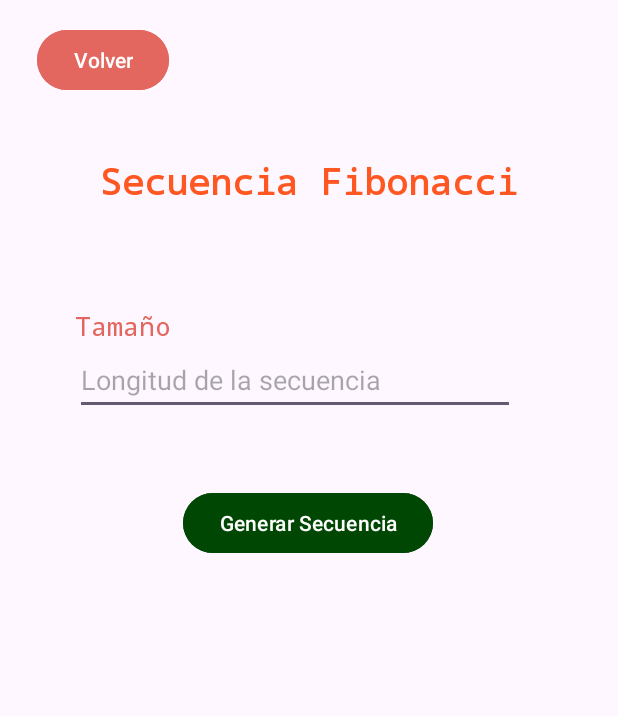
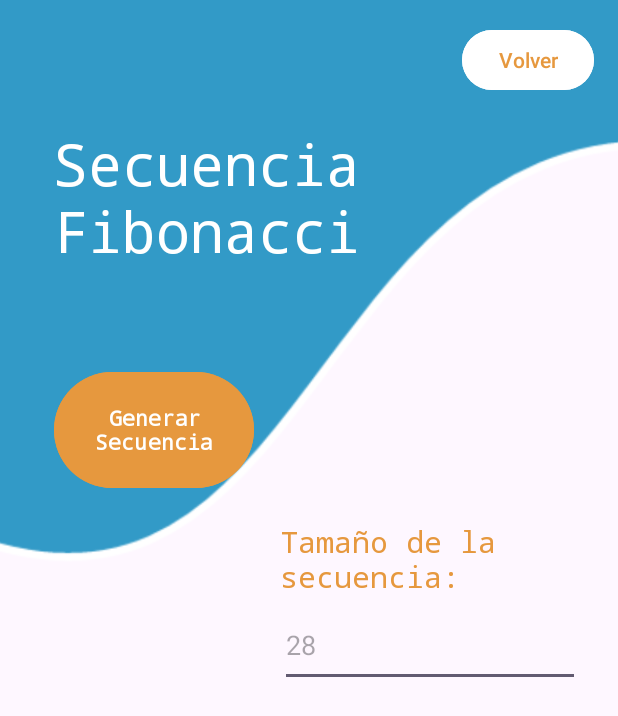
Before and after one commit to SantiagoBulla/AppsKotlinSena, an Android app: the Fibonacci screen opened directly, with no data from a screen before it, on a phone screen of 412 x 824 dp. Shown: the top 716 px of the screen. Run offline under Robolectric (Android 15) with nearby library versions, the phone set to English and light mode, and no system bars.

Commit message:
modificacion fibonacci

```diff
--- a/FirstApp/app/src/main/res/layout/activity_calculadora.xml
+++ b/FirstApp/app/src/main/res/layout/activity_calculadora.xml
@@ -51,14 +51,6 @@
         app:srcCompat="@drawable/picture1"
         tools:layout_editor_absoluteX="-9dp" />
 
-    <ImageView
-        android:id="@+id/imageView3"
-        android:layout_width="429dp"
-        android:layout_height="536dp"
-        android:layout_marginBottom="416dp"
-        app:layout_constraintBottom_toBottomOf="parent"
-        app:srcCompat="@drawable/picture1"
-        tools:layout_editor_absoluteX="-9dp" />
 
     <TextView
         android:id="@+id/textView2"
--- a/FirstApp/app/src/main/res/layout/activity_fibonacci.xml
+++ b/FirstApp/app/src/main/res/layout/activity_fibonacci.xml
@@ -21,89 +21,120 @@
         android:orientation="horizontal"
         app:layout_constraintGuide_percent="0.2" />
 
-    <TextView
-        android:id="@+id/textView4"
+    <androidx.constraintlayout.widget.Guideline
+        android:id="@+id/guideline14"
         android:layout_width="wrap_content"
         android:layout_height="wrap_content"
-        android:fontFamily="monospace"
-        android:text="Secuencia Fibonacci"
-        android:textColor="#FF5722"
-        android:textSize="24dp"
-        android:textStyle="bold"
-        app:layout_constraintBottom_toTopOf="@+id/guideline2"
+        android:orientation="horizontal"
+        app:layout_constraintGuide_percent="0.4" />
+
+    <androidx.constraintlayout.widget.Guideline
+        android:id="@+id/guideline15"
+        android:layout_width="wrap_content"
+        android:layout_height="wrap_content"
+        android:orientation="horizontal"
+        app:layout_constraintGuide_percent="0.6" />
+
+    <ImageView
+        android:id="@+id/imageView"
+        android:layout_width="463dp"
+        android:layout_height="545dp"
+        android:layout_marginBottom="416dp"
+        app:layout_constraintBottom_toBottomOf="parent"
         app:layout_constraintEnd_toEndOf="parent"
         app:layout_constraintStart_toStartOf="parent"
-        app:layout_constraintTop_toTopOf="parent"
-        app:layout_constraintVertical_bias="0.789" />
+        app:srcCompat="@drawable/picture1" />
 
     <Button
         android:id="@+id/buttonFiboVolver"
         android:layout_width="wrap_content"
         android:layout_height="wrap_content"
         android:layout_marginTop="16dp"
-        android:backgroundTint="#E3675E"
+        android:backgroundTint="#FFFFFF"
         android:text="Volver"
+        android:textColor="#e6983e"
         app:layout_constraintBottom_toTopOf="@+id/guideline2"
         app:layout_constraintEnd_toEndOf="parent"
-        app:layout_constraintHorizontal_bias="0.077"
+        app:layout_constraintHorizontal_bias="0.95"
         app:layout_constraintStart_toStartOf="parent"
         app:layout_constraintTop_toTopOf="parent"
         app:layout_constraintVertical_bias="0.0" />
 
+    <Button
+        android:id="@+id/buttonGenerarFibo"
+        android:layout_width="133dp"
+        android:layout_height="85dp"
+        android:backgroundTint="#e6983e"
+        android:fontFamily="monospace"
+        android:text="Generar Secuencia"
+        android:textColor="#FFFFFF"
+        android:textStyle="bold"
+        app:layout_constraintBottom_toBottomOf="parent"
+        app:layout_constraintEnd_toEndOf="parent"
+        app:layout_constraintHorizontal_bias="0.129"
+        app:layout_constraintStart_toStartOf="parent"
+        app:layout_constraintTop_toTopOf="@+id/guideline2"
+        app:layout_constraintVertical_bias="0.138" />
+
+    <TextView
+        android:id="@+id/textViewRtaFibo"
+        android:layout_width="352dp"
+        android:layout_height="320dp"
+        android:fontFamily="monospace"
+        android:textAppearance="@style/TextAppearance.AppCompat.Medium"
+        android:textColor="#e6983e"
+        app:layout_constraintBottom_toBottomOf="parent"
+        app:layout_constraintEnd_toEndOf="parent"
+        app:layout_constraintHorizontal_bias="0.528"
+        app:layout_constraintStart_toStartOf="parent"
+        app:layout_constraintTop_toBottomOf="@+id/buttonGenerarFibo"
+        app:layout_constraintVertical_bias="0.822"
+        tools:text="Resultado" />
+
+    <TextView
+        android:id="@+id/textView4"
+        android:layout_width="221dp"
+        android:layout_height="123dp"
+        android:fontFamily="monospace"
+        android:text="Secuencia Fibonacci"
+        android:textColor="#ffffff"
+        android:textSize="38sp"
+        android:typeface="monospace"
+        app:layout_constraintBottom_toTopOf="@+id/guideline14"
+        app:layout_constraintEnd_toEndOf="parent"
+        app:layout_constraintHorizontal_bias="0.19"
+        app:layout_constraintStart_toStartOf="parent"
+        app:layout_constraintTop_toTopOf="parent"
+        app:layout_constraintVertical_bias="0.406" />
+
     <TextView
         android:id="@+id/textView7"
-        android:layout_width="wrap_content"
-        android:layout_height="wrap_content"
-        android:layout_marginTop="40dp"
+        android:layout_width="200dp"
+        android:layout_height="55dp"
         android:fontFamily="monospace"
-        android:text="Tamaño "
-        android:textColor="#E3675E"
-        android:textSize="18sp"
-        app:layout_constraintEnd_toEndOf="@+id/editTextNumberSignedTamano"
-        app:layout_constraintHorizontal_bias="0.0"
-        app:layout_constraintStart_toStartOf="@+id/editTextNumberSignedTamano"
-        app:layout_constraintTop_toTopOf="@+id/guideline2" />
+        android:text="Tamaño de la secuencia:"
+        android:textColor="#e6983e"
+        android:textSize="20sp"
+        android:typeface="monospace"
+        app:layout_constraintBottom_toTopOf="@+id/guideline15"
+        app:layout_constraintEnd_toEndOf="parent"
+        app:layout_constraintHorizontal_bias="0.88"
+        app:layout_constraintStart_toStartOf="parent"
+        app:layout_constraintTop_toTopOf="@+id/guideline14"
+        app:layout_constraintVertical_bias="0.166" />
 
     <EditText
         android:id="@+id/editTextNumberSignedTamano"
-        android:layout_width="293dp"
-        android:layout_height="46dp"
-        android:layout_marginTop="48dp"
+        android:layout_width="200dp"
+        android:layout_height="55dp"
         android:ems="10"
-        android:hint="Longitud de la secuencia"
-        android:inputType="numberSigned"
-        app:layout_constraintBottom_toBottomOf="parent"
+        android:hint="28"
+        android:inputType="number"
+        app:layout_constraintBottom_toTopOf="@+id/guideline15"
         app:layout_constraintEnd_toEndOf="parent"
-        app:layout_constraintHorizontal_bias="0.423"
+        app:layout_constraintHorizontal_bias="0.881"
         app:layout_constraintStart_toStartOf="parent"
-        app:layout_constraintTop_toTopOf="@+id/guideline2"
-        app:layout_constraintVertical_bias="0.032" />
-
-    <Button
-        android:id="@+id/buttonGenerarFibo"
-        android:layout_width="wrap_content"
-        android:layout_height="wrap_content"
-        android:backgroundTint="#004703"
-        android:text="Generar Secuencia"
-        app:layout_constraintBottom_toBottomOf="parent"
-        app:layout_constraintEnd_toEndOf="parent"
-        app:layout_constraintHorizontal_bias="0.497"
-        app:layout_constraintStart_toStartOf="parent"
-        app:layout_constraintTop_toTopOf="@+id/guideline2"
-        app:layout_constraintVertical_bias="0.262" />
-
-    <TextView
-        android:id="@+id/textViewRtaFibo"
-        android:layout_width="308dp"
-        android:layout_height="367dp"
-        android:fontFamily="monospace"
-        android:textAppearance="@style/TextAppearance.AppCompat.Medium"
-        android:textColor="#FF5722"
-        app:layout_constraintBottom_toBottomOf="parent"
-        app:layout_constraintEnd_toEndOf="parent"
-        app:layout_constraintHorizontal_bias="0.485"
-        app:layout_constraintStart_toStartOf="parent"
-        app:layout_constraintTop_toBottomOf="@+id/buttonGenerarFibo"
-        tools:text="Resultado" />
+        app:layout_constraintTop_toBottomOf="@+id/textView7"
+        app:layout_constraintVertical_bias="0.0" />
 
 </androidx.constraintlayout.widget.ConstraintLayout>
```
